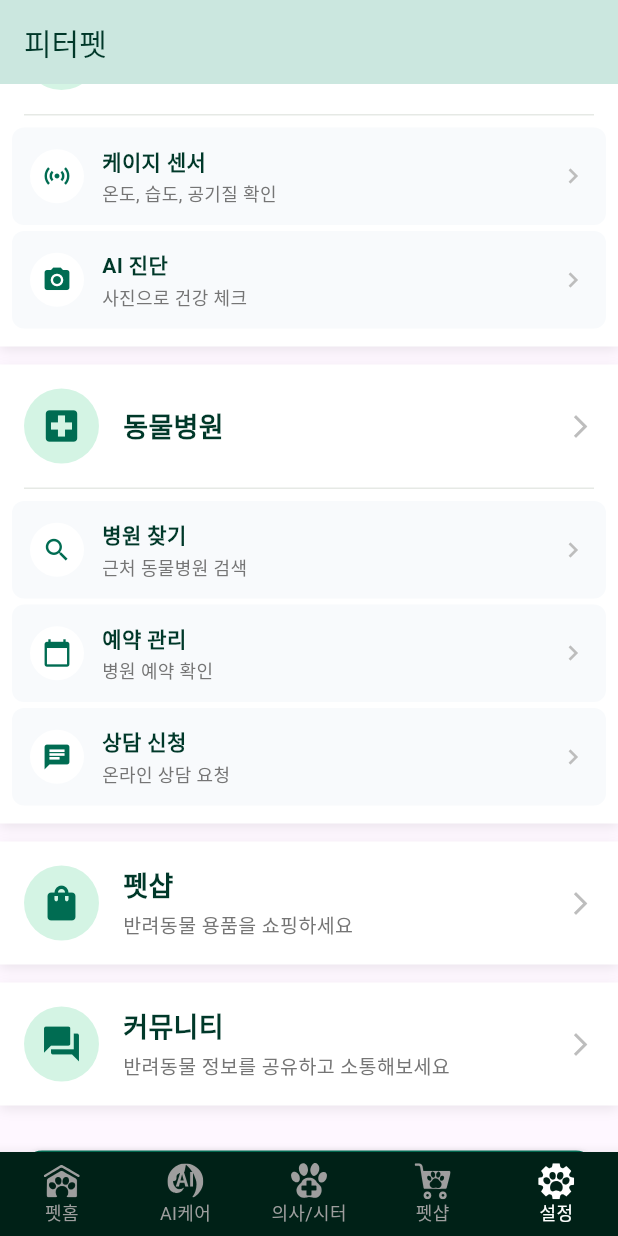
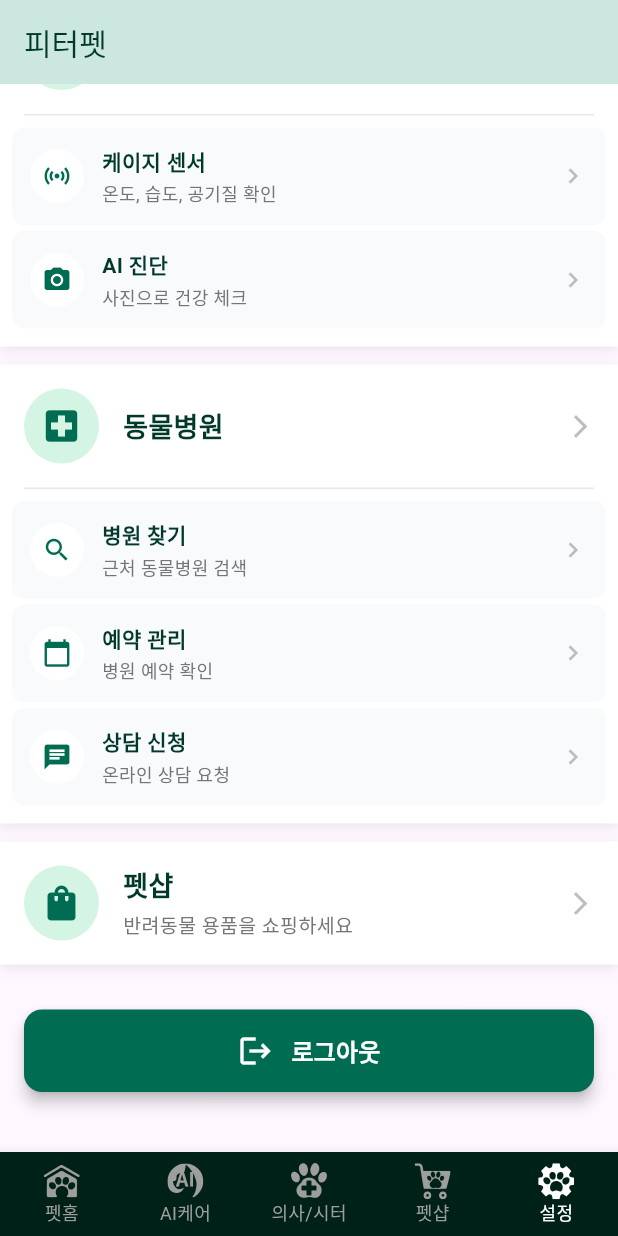
Before and after one commit to bsljm2002/pet, a Flutter app: the MainScreen screen opened by its route, item 5 of the bottom bar chosen, scrolled down 501 dp, on a phone screen of 412 x 824 dp. Run offline on Flutter 3.47's test engine with Material 3 defaults, Android fonts, the phone set to English and light mode, and no system bars; our stand-ins replace firebase_core, firebase_database, firebase_messaging, flutter_svg, image_picker, table_calendar; missing offline and left inert: kakao_map_plugin, kpostal; accounts and stored records are empty; generated files the repository leaves out were written again.

Commit message:
설정 화면에서 커뮤니티 기능 제거

```diff
--- a/front/main/lib/screens/settings_screen.dart
+++ b/front/main/lib/screens/settings_screen.dart
@@ -5,7 +5,6 @@
 import '../models/user.dart';
 import '../main.dart';
 import 'login_screen.dart';
-import 'community_screen.dart';
 
 // 설정 화면
 // 사용자 프로필, 바로가기 메뉴, 로그아웃 기능 제공
@@ -243,10 +242,6 @@
 
           // 펫샵 섹션
           _buildPetShopCard(context),
-          SizedBox(height: 12),
-
-          // 커뮤니티 섹션
-          _buildCommunityCard(context),
         ],
       ),
     );
@@ -538,88 +533,6 @@
     );
   }
 
-  /// 커뮤니티 카드 (별도 화면으로 이동)
-  Widget _buildCommunityCard(BuildContext context) {
-    return GestureDetector(
-      onTap: () => _navigateToCommunity(context),
-      child: Container(
-        decoration: BoxDecoration(
-          color: Colors.white,
-          borderRadius: BorderRadius.circular(0),
-          boxShadow: [
-            BoxShadow(
-              color: Colors.black.withValues(alpha: 0.08),
-              blurRadius: 6,
-              offset: Offset(0, 2),
-            ),
-          ],
-        ),
-        child: Container(
-          padding: EdgeInsets.all(16),
-          child: Row(
-            children: [
-              // 아이콘
-              Container(
-                width: 50,
-                height: 50,
-                decoration: BoxDecoration(
-                  shape: BoxShape.circle,
-                  color: Color.fromARGB(255, 212, 244, 228),
-                ),
-                child: Icon(
-                  Icons.forum,
-                  color: Color.fromARGB(255, 0, 108, 82),
-                  size: 28,
-                ),
-              ),
-              SizedBox(width: 16),
-
-              // 타이틀과 설명
-              Expanded(
-                child: Column(
-                  crossAxisAlignment: CrossAxisAlignment.start,
-                  children: [
-                    Text(
-                      '커뮤니티',
-                      style: TextStyle(
-                        fontSize: 18,
-                        fontWeight: FontWeight.bold,
-                        color: Color.fromARGB(255, 0, 56, 41),
-                      ),
-                    ),
-                    SizedBox(height: 4),
-                    Text(
-                      '반려동물 정보를 공유하고 소통해보세요',
-                      style: TextStyle(
-                        fontSize: 13,
-                        color: Colors.grey[600],
-                      ),
-                    ),
-                  ],
-                ),
-              ),
-
-              // 화살표 아이콘
-              Icon(
-                Icons.arrow_forward_ios,
-                color: Colors.grey[400],
-                size: 18,
-              ),
-            ],
-          ),
-        ),
-      ),
-    );
-  }
-
-  /// 커뮤니티로 이동
-  void _navigateToCommunity(BuildContext context) {
-    Navigator.of(context).push(
-      MaterialPageRoute(
-        builder: (context) => CommunityScreen(),
-      ),
-    );
-  }
 
   /// 탭 이동 처리
   void _navigateToTab(BuildContext context, int tabIndex) {
```
